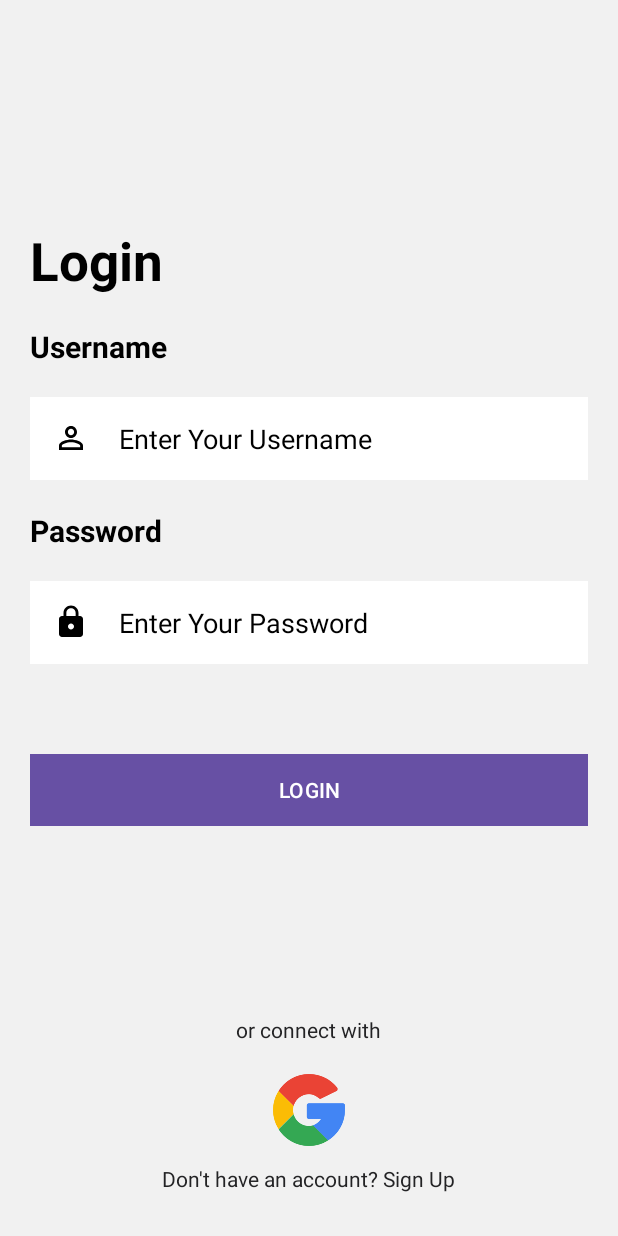
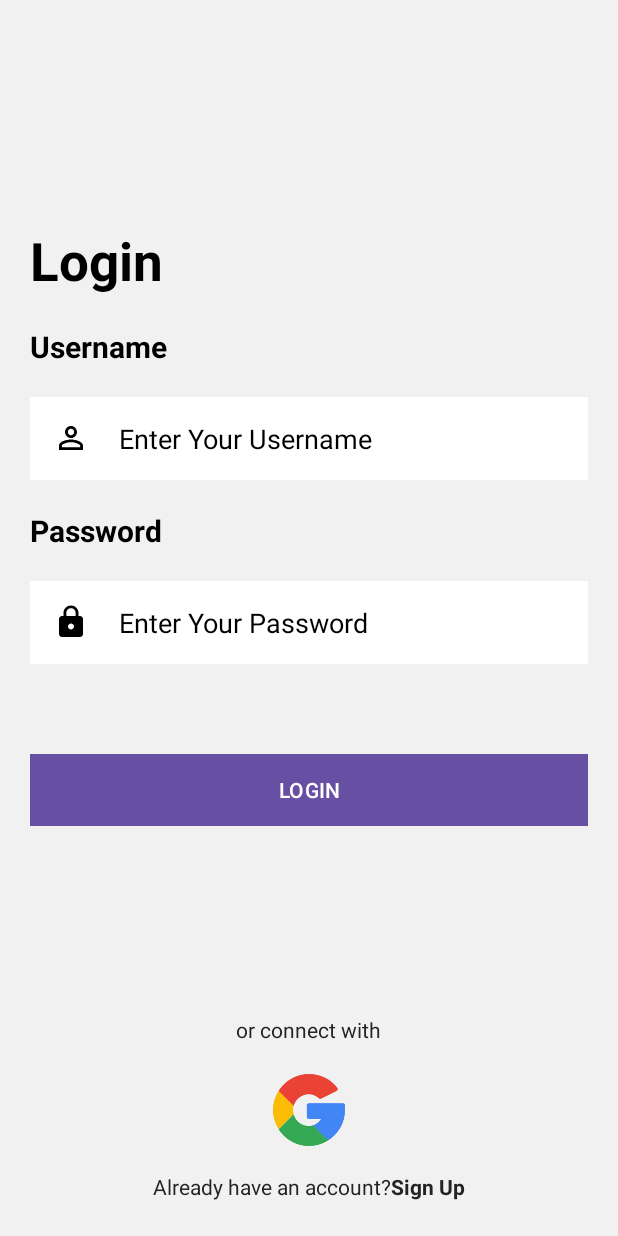
Before and after one commit to faridefendi44/WISMA, an Android app: the screen it shows after launch (Login), on a phone screen of 412 x 824 dp. Run offline under Robolectric (Android 15) with nearby library versions, the light colour scheme and no system bars; our stand-ins replace Firebase (no records; nobody signed in at launch, a user with empty details on screens opened directly).

Commit message:
fungsi login register done

```diff
--- a/app/build.gradle
+++ b/app/build.gradle
@@ -1,5 +1,6 @@
 plugins {
     id 'com.android.application'
+    id 'com.google.gms.google-services'
 }
 
 android {
@@ -31,8 +32,9 @@ android {
 dependencies {
 
     implementation 'androidx.appcompat:appcompat:1.6.1'
-    implementation 'com.google.android.material:material:1.5.0'
+    implementation 'com.google.android.material:material:1.9.0'
     implementation 'androidx.constraintlayout:constraintlayout:2.1.4'
+    implementation 'com.google.firebase:firebase-auth:22.0.0'
     testImplementation 'junit:junit:4.13.2'
     androidTestImplementation 'androidx.test.ext:junit:1.1.5'
     androidTestImplementation 'androidx.test.espresso:espresso-core:3.5.1'
--- /dev/null
+++ b/app/src/main/java/com/example/wisma/Dashboard.java
@@ -0,0 +1,65 @@
+package com.example.wisma;
+
+import android.content.Intent;
+import android.os.Bundle;
+import android.view.View;
+import android.widget.Button;
+import android.widget.TextView;
+
+import androidx.appcompat.app.AppCompatActivity;
+
+import com.google.firebase.auth.FirebaseAuth;
+import com.google.firebase.auth.FirebaseUser;
+
+public class Dashboard extends AppCompatActivity {
+
+    FirebaseAuth auth;
+    Button logout;
+    TextView textView;
+    FirebaseUser user;
+    FirebaseAuth mAuth;
+
+
+    @Override
+    protected void onCreate(Bundle savedInstanceState) {
+        super.onCreate(savedInstanceState);
+        setContentView(R.layout.dashboard);
+
+        auth = FirebaseAuth.getInstance();
+        logout = findViewById(R.id.logout);
+        textView = findViewById(R.id.user_details);
+        user = auth.getCurrentUser();
+
+        if (user == null){
+            Intent intent = new Intent(getApplicationContext(), Login.class);
+            startActivity(intent);
+            finish();
+        }
+        else {
+            textView.setText(user.getEmail());
+        }
+        logout.setOnClickListener(new View.OnClickListener() {
+            @Override
+            public void onClick(View v) {
+                FirebaseAuth.getInstance().signOut();
+                Intent intent = new Intent(getApplicationContext(), Login.class);
+                startActivity(intent);
+                finish();
+
+            }
+        });
+
+
+    }
+//    @Override
+//    public void onStart() {
+//        super.onStart();
+//        // Check if user is signed in (non-null) and update UI accordingly.
+//        FirebaseUser currentUser = mAuth.getCurrentUser();
+//        if(currentUser == null){
+//            Intent intent = new Intent(getApplicationContext(), Login.class);
+//            startActivity(intent);
+//            finish();
+//        }
+//    }
+}
--- a/app/src/main/java/com/example/wisma/Login.java
+++ b/app/src/main/java/com/example/wisma/Login.java
@@ -1,110 +1,102 @@
 package com.example.wisma;
 
-import androidx.activity.result.ActivityResult;
-import androidx.activity.result.ActivityResultCallback;
-import androidx.activity.result.ActivityResultLauncher;
-import androidx.activity.result.IntentSenderRequest;
-import androidx.activity.result.contract.ActivityResultContracts;
 import androidx.annotation.NonNull;
 import androidx.appcompat.app.AppCompatActivity;
 
-import android.app.Activity;
+import android.content.Intent;
 import android.os.Bundle;
-import android.util.Log;
+import android.text.TextUtils;
 import android.view.View;
-import android.widget.Button;
-import android.widget.ImageView;
+import android.widget.EditText;
+import android.widget.ProgressBar;
+import android.widget.TextView;
 import android.widget.Toast;
 
-import com.google.android.gms.auth.api.identity.BeginSignInRequest;
-import com.google.android.gms.auth.api.identity.BeginSignInResult;
-import com.google.android.gms.auth.api.identity.Identity;
-import com.google.android.gms.auth.api.identity.SignInClient;
-import com.google.android.gms.auth.api.identity.SignInCredential;
-import com.google.android.gms.common.api.ApiException;
-import com.google.android.gms.tasks.OnFailureListener;
-import com.google.android.gms.tasks.OnSuccessListener;
+import com.google.android.gms.tasks.OnCompleteListener;
+import com.google.android.gms.tasks.Task;
 import com.google.android.material.button.MaterialButton;
+import com.google.firebase.auth.AuthResult;
+import com.google.firebase.auth.FirebaseAuth;
+import com.google.firebase.auth.FirebaseUser;
+
 
 public class Login extends AppCompatActivity {
 
-    private SignInClient oneTapClient;
-    private BeginSignInRequest signUpRequest;
+    FirebaseAuth mAuth;
+    ProgressBar progressBar;
+    EditText logusername, logpassword;
+    MaterialButton loginbtn;
+    TextView register;
 
-    ImageView login_google;
-    Button button;
-
-    private static final int REQ_ONE_TAP = 2;  // Can be any integer unique to the Activity.
-    private boolean showOneTapUI = true;
-
+    @Override
+    public void onStart() {
+        super.onStart();
+        // Check if user is signed in (non-null) and update UI accordingly.
+        FirebaseUser currentUser = mAuth.getCurrentUser();
+        if(currentUser != null){
+            Intent intent = new Intent(getApplicationContext(), Dashboard.class);
+            startActivity(intent);
+            finish();
+        }
+    }
     @Override
     protected void onCreate(Bundle savedInstanceState) {
         super.onCreate(savedInstanceState);
         setContentView(R.layout.login);
+        mAuth = FirebaseAuth.getInstance();
 
-        login_google=findViewById(R.id.login_google);
-        MaterialButton loginbtn = (MaterialButton) findViewById(R.id.loginbtn);
+        logusername = findViewById(R.id.logusername);
+        logpassword = findViewById(R.id.logpassword);
+        loginbtn = findViewById(R.id.loginbtn);
+        progressBar = findViewById(R.id.progressBar);
+        register = findViewById(R.id.signup);
 
-
-        oneTapClient = Identity.getSignInClient(this);
-        signUpRequest = BeginSignInRequest.builder()
-                .setGoogleIdTokenRequestOptions(BeginSignInRequest.GoogleIdTokenRequestOptions.builder()
-                        .setSupported(true)
-                        // Your server's client ID, not your Android client ID.
-                        .setServerClientId(getString(R.string.web_client_id))
-                        // Show all accounts on the device.
-                        .setFilterByAuthorizedAccounts(false)
-                        .build())
-                .build();
-
-        ActivityResultLauncher<IntentSenderRequest> activityResultLauncher =
-                registerForActivityResult(new ActivityResultContracts.StartIntentSenderForResult(), new ActivityResultCallback<ActivityResult>() {
-                    @Override
-                    public void onActivityResult(ActivityResult result) {
-                        if (result.getResultCode() == Activity.RESULT_OK){
-
-                            try {
-                                SignInCredential credential = oneTapClient.getSignInCredentialFromIntent(result.getData());
-                                String idToken = credential.getGoogleIdToken();
-                                if (idToken !=  null) {
-                                    // Got an ID token from Google. Use it to authenticate
-                                    // with your backend.
-                                    String email = credential.getId();
-                                    Toast.makeText(getApplicationContext(), "Email"+email, Toast.LENGTH_SHORT).show();
-                                }
-                            } catch (ApiException e) {
-                                // ...
-                                e.printStackTrace();
-                            }
-
-                        }
-                    }
-                });
-
-
-
+        register.setOnClickListener(new View.OnClickListener() {
+            @Override
+            public void onClick(View v) {
+                Intent intent = new Intent(getApplicationContext(), Register.class);
+                startActivity(intent);
+                finish();
+            }
+        });
 
         loginbtn.setOnClickListener(new View.OnClickListener() {
             @Override
             public void onClick(View v) {
-                oneTapClient.beginSignIn(signUpRequest)
-                        .addOnSuccessListener(Login.this, new OnSuccessListener<BeginSignInResult>() {
-                            @Override
-                            public void onSuccess(BeginSignInResult result) {
-                                IntentSenderRequest intentSenderRequest =
-                                        new IntentSenderRequest.Builder(result.getPendingIntent().getIntentSender()).build();
-                                activityResultLauncher.launch(intentSenderRequest);
+                progressBar.setVisibility(View.VISIBLE);
+                String email, password;
+                email = String.valueOf(logusername.getText());
+                password = String.valueOf(logpassword.getText());
 
-                            }
-                        })
-                        .addOnFailureListener(Login.this, new OnFailureListener() {
-                            @Override
-                            public void onFailure(@NonNull Exception e) {
-                                // No Google Accounts found. Just continue presenting the signed-out UI.
-                                Log.d("TAG", e.getLocalizedMessage());
-                            }
-                        });
+                if(TextUtils.isEmpty(email)){
+                    Toast.makeText(Login.this, "Enter Username", Toast.LENGTH_SHORT).show();
+                    return;
+                }else if(TextUtils.isEmpty(password)){
+                    Toast.makeText(Login.this, "Enter Password", Toast.LENGTH_SHORT).show();
+                    return;
+                }else{
+
+                    mAuth.signInWithEmailAndPassword(email, password)
+                            .addOnCompleteListener(new OnCompleteListener<AuthResult>() {
+                                @Override
+                                public void onComplete(@NonNull Task<AuthResult> task) {
+
+                                    if (task.isSuccessful()) {
+                                        Toast.makeText(Login.this, "Authentication succes.", Toast.LENGTH_SHORT).show();
+                                        Intent intent = new Intent(Login.this, Dashboard.class);
+                                        startActivity(intent);
+                                        finish();
+                                    } else {
+                                        Toast.makeText(Login.this, "Authentication failed.", Toast.LENGTH_SHORT).show();
+
+                                    }
+                                }
+                            });
+
+                }
             }
         });
+
+
     }
 }
--- a/app/src/main/res/layout/login.xml
+++ b/app/src/main/res/layout/login.xml
@@ -35,7 +35,7 @@
     <EditText
         android:layout_width="match_parent"
         android:layout_height="wrap_content"
-        android:id="@+id/username"
+        android:id="@+id/logusername"
         android:layout_below="@id/tusername"
         android:background="#fff"
         android:hint="Enter Your Username"
@@ -50,7 +50,7 @@
         android:layout_width="wrap_content"
         android:layout_height="wrap_content"
         android:text="Password"
-        android:layout_below="@+id/username"
+        android:layout_below="@+id/logusername"
         android:textSize="20dp"
         android:textColor="@color/black"
         android:id="@+id/tpassword"
@@ -62,7 +62,7 @@
     <EditText
         android:layout_width="match_parent"
         android:layout_height="wrap_content"
-        android:id="@+id/password"
+        android:id="@+id/logpassword"
         android:layout_below="@id/tpassword"
         android:background="#ffffff"
         android:hint="Enter Your Password"
@@ -74,11 +74,17 @@
         android:drawablePadding="20dp"
         android:inputType="textPassword"/>
 
+    <ProgressBar
+        android:id="@+id/progressBar"
+        android:visibility="gone"
+        android:layout_width="wrap_content"
+        android:layout_height="wrap_content"/>
+
     <com.google.android.material.button.MaterialButton
         android:layout_width="match_parent"
         android:layout_height="wrap_content"
         android:id="@+id/loginbtn"
-        android:layout_below="@id/password"
+        android:layout_below="@id/logpassword"
         android:text="LOGIN"
         android:layout_marginTop="40dp"
         android:background="#5D3EA8"
@@ -121,15 +127,29 @@
 
     </LinearLayout>
 
-    <TextView
-        android:layout_width="wrap_content"
+    <LinearLayout
+        android:layout_width="match_parent"
         android:layout_height="wrap_content"
-        android:id="@+id/href"
-        android:textColor="#232325"
         android:layout_below="@id/others"
-        android:layout_marginTop="70dp"
-        android:text="Don't have an account? Sign Up"
-        android:layout_centerHorizontal="true"/>
+        android:gravity="center"
+        android:layout_marginTop="75dp">
+
+        <TextView
+            android:layout_width="wrap_content"
+            android:layout_height="wrap_content"
+            android:textColor="#232325"
+            android:text="Already have an account?"
+            android:layout_centerHorizontal="true"/>
+        <TextView
+            android:layout_width="wrap_content"
+            android:layout_height="wrap_content"
+            android:id="@+id/signup"
+            android:textStyle="bold"
+            android:textColor="#232325"
+            android:text="Sign Up"
+            android:layout_centerHorizontal="true"/>
+
+    </LinearLayout>
 
 
 </RelativeLayout>
--- a/build.gradle
+++ b/build.gradle
@@ -1,4 +1,8 @@
-// Top-level build file where you can add configuration options common to all sub-projects/modules.
+buildscript {
+    dependencies {
+        classpath 'com.google.gms:google-services:4.3.15'
+    }
+}// Top-level build file where you can add configuration options common to all sub-projects/modules.
 plugins {
     id 'com.android.application' version '8.0.1' apply false
     id 'com.android.library' version '8.0.1' apply false
```
Also changed, not shown: app/src/main/AndroidManifest.xml (+11 -2 lines), app/src/main/java/com/example/wisma/Register.java (+87 -6 lines), app/src/main/res/layout/dashboard.xml (added, +31 -0 lines), app/src/main/res/layout/register.xml (+34 -13 lines), 1 other file.
